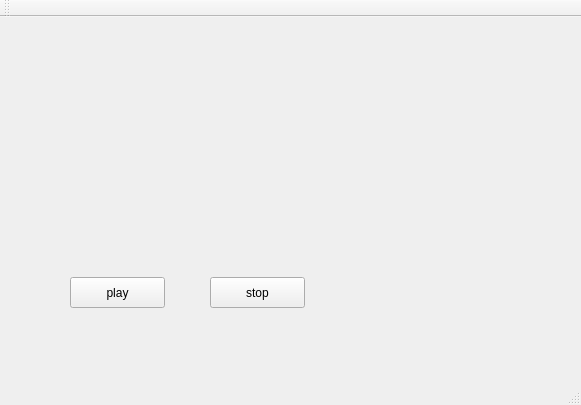
This is Sequencer/mainwindow.ui in rokthewok/ECE4974 as Qt 5 draws it before an edit. The edited form follows.
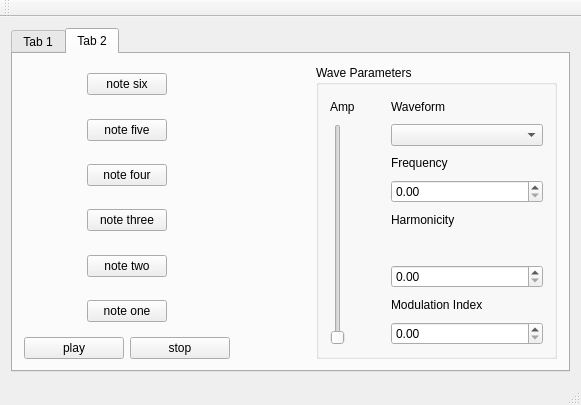
This is the edited form.

Commit message: added UI features to change waveform parameters.

```diff
--- a/Sequencer/mainwindow.ui
+++ b/Sequencer/mainwindow.ui
@@ -14,43 +14,239 @@
    <string>MainWindow</string>
   </property>
   <widget class="QWidget" name="centralWidget">
-   <widget class="QPushButton" name="playButton">
-    <property name="geometry">
-     <rect>
-      <x>70</x>
-      <y>260</y>
-      <width>95</width>
-      <height>31</height>
-     </rect>
-    </property>
-    <property name="text">
-     <string>play</string>
-    </property>
-   </widget>
-   <widget class="QPushButton" name="stopButton">
-    <property name="geometry">
-     <rect>
-      <x>210</x>
-      <y>260</y>
-      <width>95</width>
-      <height>31</height>
-     </rect>
-    </property>
-    <property name="text">
-     <string>stop</string>
-    </property>
-   </widget>
-   <widget class="QWidget" name="gridLayoutWidget">
-    <property name="geometry">
-     <rect>
-      <x>20</x>
-      <y>30</y>
-      <width>381</width>
-      <height>221</height>
-     </rect>
-    </property>
-    <layout class="QGridLayout" name="gridLayout"/>
-   </widget>
+   <layout class="QGridLayout" name="gridLayout">
+    <item row="0" column="0">
+     <widget class="QTabWidget" name="tabWidget">
+      <property name="currentIndex">
+       <number>1</number>
+      </property>
+      <widget class="QWidget" name="tab">
+       <attribute name="title">
+        <string>Tab 1</string>
+       </attribute>
+       <layout class="QGridLayout" name="gridLayout_2">
+        <item row="0" column="0">
+         <layout class="QGridLayout" name="sequencerLayout"/>
+        </item>
+       </layout>
+      </widget>
+      <widget class="QWidget" name="tab_2">
+       <attribute name="title">
+        <string>Tab 2</string>
+       </attribute>
+       <layout class="QGridLayout" name="gridLayout_4">
+        <item row="0" column="0">
+         <layout class="QVBoxLayout" name="buttonLayout">
+          <item alignment="Qt::AlignHCenter|Qt::AlignVCenter">
+           <widget class="QPushButton" name="noteSixButton">
+            <property name="maximumSize">
+             <size>
+              <width>100</width>
+              <height>16777215</height>
+             </size>
+            </property>
+            <property name="text">
+             <string>note six</string>
+            </property>
+           </widget>
+          </item>
+          <item alignment="Qt::AlignHCenter|Qt::AlignVCenter">
+           <widget class="QPushButton" name="noteFiveButton">
+            <property name="maximumSize">
+             <size>
+              <width>100</width>
+              <height>16777215</height>
+             </size>
+            </property>
+            <property name="text">
+             <string>note five</string>
+            </property>
+           </widget>
+          </item>
+          <item alignment="Qt::AlignHCenter|Qt::AlignVCenter">
+           <widget class="QPushButton" name="noteFourButton">
+            <property name="maximumSize">
+             <size>
+              <width>100</width>
+              <height>16777215</height>
+             </size>
+            </property>
+            <property name="text">
+             <string>note four</string>
+            </property>
+           </widget>
+          </item>
+          <item alignment="Qt::AlignHCenter|Qt::AlignVCenter">
+           <widget class="QPushButton" name="noteThreeButton">
+            <property name="maximumSize">
+             <size>
+              <width>100</width>
+              <height>16777215</height>
+             </size>
+            </property>
+            <property name="text">
+             <string>note three</string>
+            </property>
+           </widget>
+          </item>
+          <item alignment="Qt::AlignHCenter|Qt::AlignVCenter">
+           <widget class="QPushButton" name="noteTwoButton">
+            <property name="maximumSize">
+             <size>
+              <width>100</width>
+              <height>16777215</height>
+             </size>
+            </property>
+            <property name="text">
+             <string>note two</string>
+            </property>
+           </widget>
+          </item>
+          <item alignment="Qt::AlignHCenter|Qt::AlignVCenter">
+           <widget class="QPushButton" name="noteOneButton">
+            <property name="maximumSize">
+             <size>
+              <width>100</width>
+              <height>16777215</height>
+             </size>
+            </property>
+            <property name="text">
+             <string>note one</string>
+            </property>
+           </widget>
+          </item>
+          <item>
+           <layout class="QHBoxLayout" name="playStopLayout">
+            <item>
+             <widget class="QPushButton" name="playButton">
+              <property name="maximumSize">
+               <size>
+                <width>100</width>
+                <height>16777215</height>
+               </size>
+              </property>
+              <property name="text">
+               <string>play</string>
+              </property>
+             </widget>
+            </item>
+            <item>
+             <widget class="QPushButton" name="stopButton">
+              <property name="maximumSize">
+               <size>
+                <width>100</width>
+                <height>16777215</height>
+               </size>
+              </property>
+              <property name="text">
+               <string>stop</string>
+              </property>
+             </widget>
+            </item>
+           </layout>
+          </item>
+         </layout>
+        </item>
+        <item row="0" column="2">
+         <widget class="QGroupBox" name="waveformParamsBox">
+          <property name="title">
+           <string>Wave Parameters</string>
+          </property>
+          <layout class="QGridLayout" name="gridLayout_3">
+           <item row="3" column="2">
+            <widget class="QDoubleSpinBox" name="frequencySpinner"/>
+           </item>
+           <item row="1" column="1">
+            <spacer name="horizontalSpacer">
+             <property name="orientation">
+              <enum>Qt::Horizontal</enum>
+             </property>
+             <property name="sizeType">
+              <enum>QSizePolicy::Fixed</enum>
+             </property>
+             <property name="sizeHint" stdset="0">
+              <size>
+               <width>30</width>
+               <height>5</height>
+              </size>
+             </property>
+            </spacer>
+           </item>
+           <item row="4" column="2">
+            <widget class="QLabel" name="harmonicityLabel">
+             <property name="text">
+              <string>Harmonicity</string>
+             </property>
+            </widget>
+           </item>
+           <item row="6" column="2">
+            <widget class="QDoubleSpinBox" name="harmonicitySpinner"/>
+           </item>
+           <item row="8" column="2">
+            <widget class="QDoubleSpinBox" name="modIndexSpinner"/>
+           </item>
+           <item row="1" column="0" rowspan="8">
+            <widget class="QSlider" name="amplitudeSlider">
+             <property name="orientation">
+              <enum>Qt::Vertical</enum>
+             </property>
+            </widget>
+           </item>
+           <item row="2" column="2">
+            <widget class="QLabel" name="frequencyLabel">
+             <property name="text">
+              <string>Frequency</string>
+             </property>
+            </widget>
+           </item>
+           <item row="1" column="2">
+            <widget class="QComboBox" name="waveformChooser"/>
+           </item>
+           <item row="7" column="2">
+            <widget class="QLabel" name="modIndexLabel">
+             <property name="text">
+              <string>Modulation Index</string>
+             </property>
+            </widget>
+           </item>
+           <item row="0" column="2">
+            <widget class="QLabel" name="waveformLabel">
+             <property name="text">
+              <string>Waveform</string>
+             </property>
+            </widget>
+           </item>
+           <item row="0" column="0">
+            <widget class="QLabel" name="amplitudeLabel">
+             <property name="text">
+              <string>Amp</string>
+             </property>
+            </widget>
+           </item>
+          </layout>
+         </widget>
+        </item>
+        <item row="0" column="1">
+         <spacer name="horizontalSpacer_2">
+          <property name="orientation">
+           <enum>Qt::Horizontal</enum>
+          </property>
+          <property name="sizeType">
+           <enum>QSizePolicy::Fixed</enum>
+          </property>
+          <property name="sizeHint" stdset="0">
+           <size>
+            <width>80</width>
+            <height>20</height>
+           </size>
+          </property>
+         </spacer>
+        </item>
+       </layout>
+      </widget>
+     </widget>
+    </item>
+   </layout>
   </widget>
   <widget class="QMenuBar" name="menuBar">
    <property name="geometry">
```
The commit also changes 8 other files.
